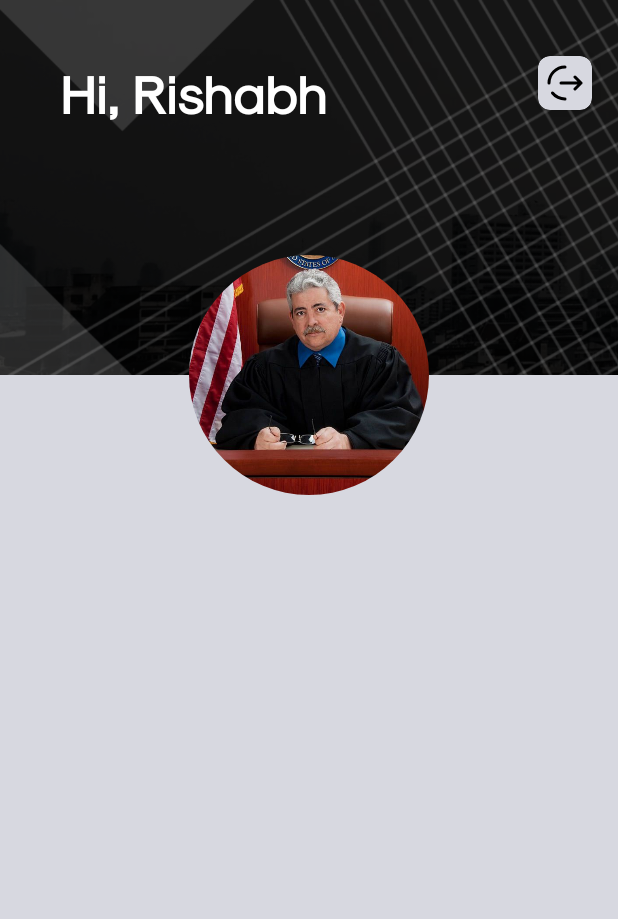
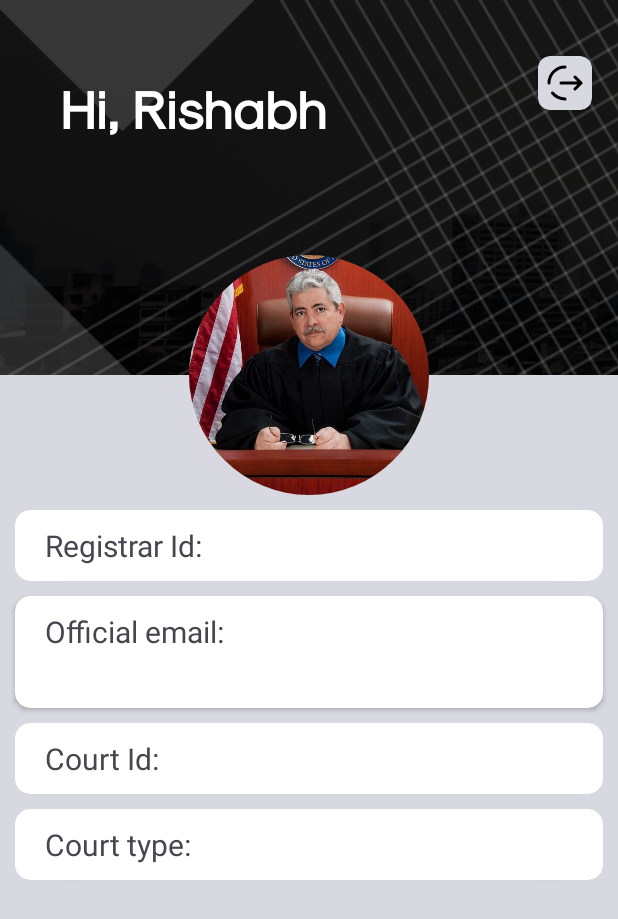
Before and after one commit to Broody-boy/JuryTech, an Android app: the layout fragment_profile.xml on its own in the app's theme, with its tools: preview values and no code run, on a phone screen of 412 x 824 dp. Shown: the top 919 px of the screen. Run offline under Robolectric (Android 15) with nearby library versions, the phone set to English and light mode, and no system bars; plain views replace CircularImageView.

Commit message:
Added details in ProfileFragment

```diff
--- a/app/src/main/java/com/example/lawdcm/bottomnav/ProfileFragment.kt
+++ b/app/src/main/java/com/example/lawdcm/bottomnav/ProfileFragment.kt
@@ -5,8 +5,9 @@ import androidx.fragment.app.Fragment
 import android.view.LayoutInflater
 import android.view.View
 import android.view.ViewGroup
-import com.example.lawdcm.R
+import com.bumptech.glide.Glide
 import com.example.lawdcm.databinding.FragmentProfileBinding
+import com.example.lawdcm.singleton.registrarLoggedIn
 
 class ProfileFragment : Fragment() {
 
@@ -22,4 +23,21 @@ class ProfileFragment : Fragment() {
         binding = FragmentProfileBinding.inflate(layoutInflater, container, false)
         return binding.root
     }
+
+    override fun onViewCreated(view: View, savedInstanceState: Bundle?) {
+        super.onViewCreated(view, savedInstanceState)
+
+        val registrarName = registrarLoggedIn.registrarDetails.name
+        val imageUrl = registrarLoggedIn.registrarDetails.imageUrl
+        val registrarId = registrarLoggedIn.registrarDetails.registrarId
+        val registrarCourtId = registrarLoggedIn.registrarDetails.courtId
+        val registrarCourtType = registrarLoggedIn.registrarDetails.courtType
+
+        binding.registrarName.text = "Hi, $registrarName"
+        Glide.with(requireActivity()).load(imageUrl).into(binding.ivProfile)
+        binding.registrarId.text = registrarId
+        binding.registrarEmail.text = registrarLoggedIn.registrarDetails.officialEmail
+        binding.registrarCourtId.text = registrarLoggedIn.registrarDetails.courtId
+        binding.registrarCourtType.text = registrarLoggedIn.registrarDetails.courtType
+    }
 }
--- a/app/src/main/java/com/example/lawdcm/models/RegistrarAuth.kt
+++ b/app/src/main/java/com/example/lawdcm/models/RegistrarAuth.kt
@@ -2,9 +2,11 @@ package com.example.lawdcm.models
 
 data class RegistrarAuth(
 
+    var name : String? = null,
     var registrarId :String? = null,
     var courtType : String? = null,
     var courtId : String? = null,
     var officialEmail:String? = null,
-    var passKey: String? = null
+    var passKey: String? = null,
+    var imageUrl: String? = null
 )
--- a/app/src/main/res/layout/fragment_profile.xml
+++ b/app/src/main/res/layout/fragment_profile.xml
@@ -4,7 +4,7 @@
     xmlns:tools="http://schemas.android.com/tools"
     android:layout_width="match_parent"
     android:layout_height="match_parent"
-    tools:context=".bottomnav.DashBoardFragment"
+    tools:context=".bottomnav.ProfileFragment"
     android:background="#d7d8e0">
 
 
@@ -18,6 +18,7 @@
         android:background="@android:color/transparent"/>
 
     <TextView
+        android:id="@+id/registrarName"
         android:layout_width="wrap_content"
         android:layout_height="wrap_content"
         android:fontFamily="@font/modernist_regular"
@@ -27,7 +28,7 @@
         app:layout_constraintStart_toStartOf="parent"
         android:textStyle="bold"
         android:textSize="35dp"
-        android:layout_marginTop="40dp"
+        android:layout_marginTop="50dp"
         android:layout_marginStart="40dp"/>
 
 
@@ -59,5 +60,133 @@
         android:layout_marginTop="-80dp"
         android:src="@drawable/img_judge"/>
 
+    <androidx.cardview.widget.CardView
+        android:id="@+id/cardRegistrarId"
+        android:layout_width="match_parent"
+        android:layout_height="wrap_content"
+        app:layout_constraintStart_toStartOf="parent"
+        app:layout_constraintTop_toBottomOf="@id/ivProfile"
+        android:layout_margin="10dp"
+        app:cardCornerRadius="10dp">
+
+        <LinearLayout
+            android:layout_width="match_parent"
+            android:layout_height="wrap_content"
+            android:orientation="horizontal"
+            android:padding="10dp">
+
+            <TextView
+                android:layout_width="wrap_content"
+                android:layout_height="wrap_content"
+                android:text="Registrar Id:"
+                android:layout_marginStart="10dp"
+                android:textSize="20dp"/>
+            <TextView
+                android:id="@+id/registrarId"
+                android:layout_width="0dp"
+                android:layout_height="wrap_content"
+                android:layout_weight="1"
+                android:layout_marginStart="10dp"
+                android:textSize="20dp"/>
+
+        </LinearLayout>
+
+    </androidx.cardview.widget.CardView>
+
+    <androidx.cardview.widget.CardView
+        android:id="@+id/cardRegistrarEmail"
+        android:layout_width="match_parent"
+        android:layout_height="wrap_content"
+        app:layout_constraintStart_toStartOf="parent"
+        app:layout_constraintTop_toBottomOf="@id/cardRegistrarId"
+        android:layout_margin="10dp"
+        app:cardCornerRadius="10dp">
+
+        <LinearLayout
+            android:layout_width="match_parent"
+            android:layout_height="wrap_content"
+            android:orientation="vertical"
+            android:padding="10dp">
+
+            <TextView
+                android:layout_width="wrap_content"
+                android:layout_height="wrap_content"
+                android:text="Official email:"
+                android:layout_marginStart="10dp"
+                android:textSize="20dp"/>
+            <TextView
+                android:id="@+id/registrarEmail"
+                android:layout_width="match_parent"
+                android:layout_height="wrap_content"
+                android:layout_marginStart="10dp"
+                android:textSize="20dp"/>
+
+        </LinearLayout>
+
+    </androidx.cardview.widget.CardView>
+
+    <androidx.cardview.widget.CardView
+        android:id="@+id/cardRegistrarCourtId"
+        android:layout_width="match_parent"
+        android:layout_height="wrap_content"
+        app:layout_constraintStart_toStartOf="parent"
+        app:layout_constraintTop_toBottomOf="@id/cardRegistrarEmail"
+        android:layout_margin="10dp"
+        app:cardCornerRadius="10dp">
+
+        <LinearLayout
+            android:layout_width="match_parent"
+            android:layout_height="wrap_content"
+            android:orientation="horizontal"
+            android:padding="10dp">
+
+            <TextView
+                android:layout_width="wrap_content"
+                android:layout_height="wrap_content"
+                android:text="Court Id:"
+                android:layout_marginStart="10dp"
+                android:textSize="20dp"/>
+            <TextView
+                android:id="@+id/registrarCourtId"
+                android:layout_width="match_parent"
+                android:layout_height="wrap_content"
+                android:layout_marginStart="10dp"
+                android:textSize="20dp"/>
+
+        </LinearLayout>
+
+    </androidx.cardview.widget.CardView>
+
+    <androidx.cardview.widget.CardView
+        android:id="@+id/cardRegistrarCourtType"
+        android:layout_width="match_parent"
+        android:layout_height="wrap_content"
+        app:layout_constraintStart_toStartOf="parent"
+        app:layout_constraintTop_toBottomOf="@id/cardRegistrarCourtId"
+        android:layout_margin="10dp"
+        app:cardCornerRadius="10dp">
+
+        <LinearLayout
+            android:layout_width="match_parent"
+            android:layout_height="wrap_content"
+            android:orientation="horizontal"
+            android:padding="10dp">
+
+            <TextView
+                android:layout_width="wrap_content"
+                android:layout_height="wrap_content"
+                android:text="Court type:"
+                android:layout_marginStart="10dp"
+                android:textSize="20dp"/>
+            <TextView
+                android:id="@+id/registrarCourtType"
+                android:layout_width="match_parent"
+                android:layout_height="wrap_content"
+                android:layout_marginStart="10dp"
+                android:textSize="20dp"/>
+
+        </LinearLayout>
+
+    </androidx.cardview.widget.CardView>
 
 </androidx.constraintlayout.widget.ConstraintLayout>
```
